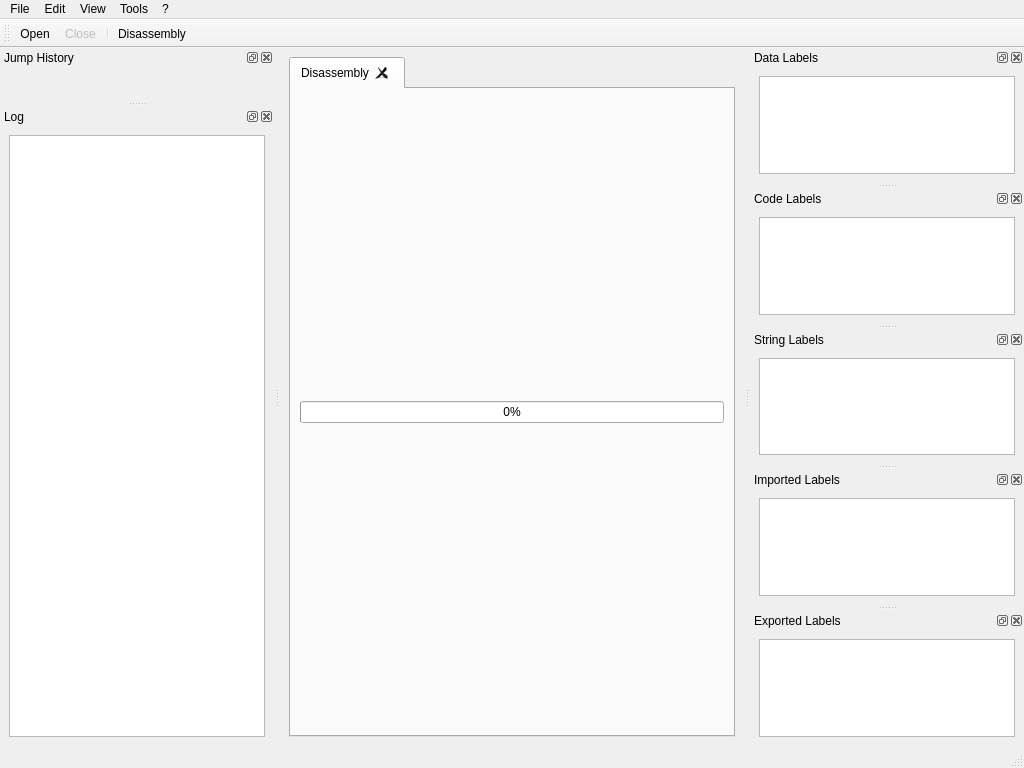
wisk/medusa, file src/ui/qt/MainWindow.ui: the form before one commit.
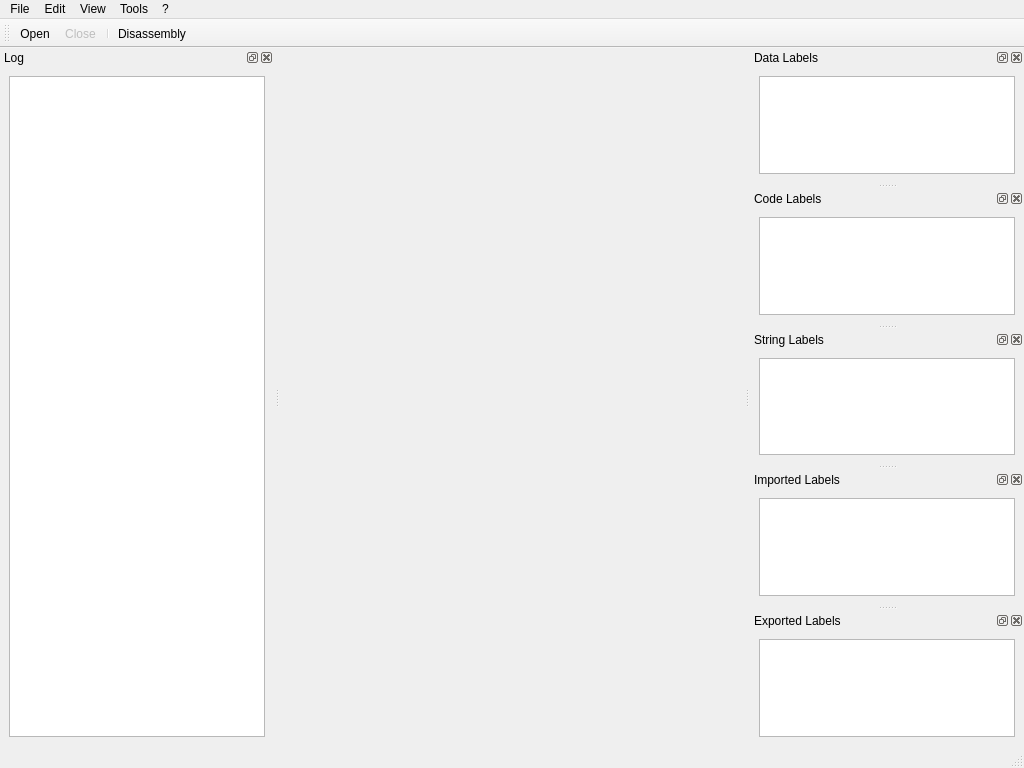
The form after the commit. Icons and pictures are not drawn.

Commit message: ui_qt: re-do from scratch the disassembly viewer widget

The edit to the form file:
```diff
--- a/src/ui/qt/MainWindow.ui
+++ b/src/ui/qt/MainWindow.ui
@@ -24,57 +24,7 @@
    <set>QMainWindow::AllowNestedDocks|QMainWindow::AllowTabbedDocks|QMainWindow::AnimatedDocks</set>
   </property>
   <widget class="QWidget" name="centralwidget">
-   <layout class="QVBoxLayout" name="verticalLayout">
-    <item>
-     <widget class="QTabWidget" name="tabWidget">
-      <property name="tabShape">
-       <enum>QTabWidget::Rounded</enum>
-      </property>
-      <property name="currentIndex">
-       <number>0</number>
-      </property>
-      <property name="documentMode">
-       <bool>false</bool>
-      </property>
-      <property name="tabsClosable">
-       <bool>true</bool>
-      </property>
-      <property name="movable">
-       <bool>true</bool>
-      </property>
-      <widget class="QWidget" name="tabDisassembly">
-       <attribute name="icon">
-        <iconset resource="medusa_qt.qrc">
-         <normaloff>:/images/Disassembly.png</normaloff>:/images/Disassembly.png</iconset>
-       </attribute>
-       <attribute name="title">
-        <string>Disassembly</string>
-       </attribute>
-       <layout class="QVBoxLayout" name="verticalLayout_2">
-        <item>
-         <widget class="QProgressBar" name="progressBar">
-          <property name="enabled">
-           <bool>true</bool>
-          </property>
-          <property name="value">
-           <number>0</number>
-          </property>
-          <property name="textVisible">
-           <bool>true</bool>
-          </property>
-          <property name="invertedAppearance">
-           <bool>false</bool>
-          </property>
-          <property name="format">
-           <string notr="true">%p%</string>
-          </property>
-         </widget>
-        </item>
-       </layout>
-      </widget>
-     </widget>
-    </item>
-   </layout>
+   <layout class="QVBoxLayout" name="verticalLayout"/>
   </widget>
   <widget class="QMenuBar" name="menubar">
    <property name="geometry">
@@ -154,18 +104,6 @@
    <addaction name="separator"/>
    <addaction name="actionDisassembly"/>
   </widget>
-  <widget class="QDockWidget" name="undoWidget">
-   <property name="floating">
-    <bool>true</bool>
-   </property>
-   <property name="windowTitle">
-    <string>Jump History</string>
-   </property>
-   <attribute name="dockWidgetArea">
-    <number>1</number>
-   </attribute>
-   <widget class="QWidget" name="toto"/>
-  </widget>
   <widget class="QDockWidget" name="logDock">
    <property name="windowTitle">
     <string>Log</string>
```
Left out of the diff: 32 changed lines with no effect on the pictures. The commit also changes 83 other files.
